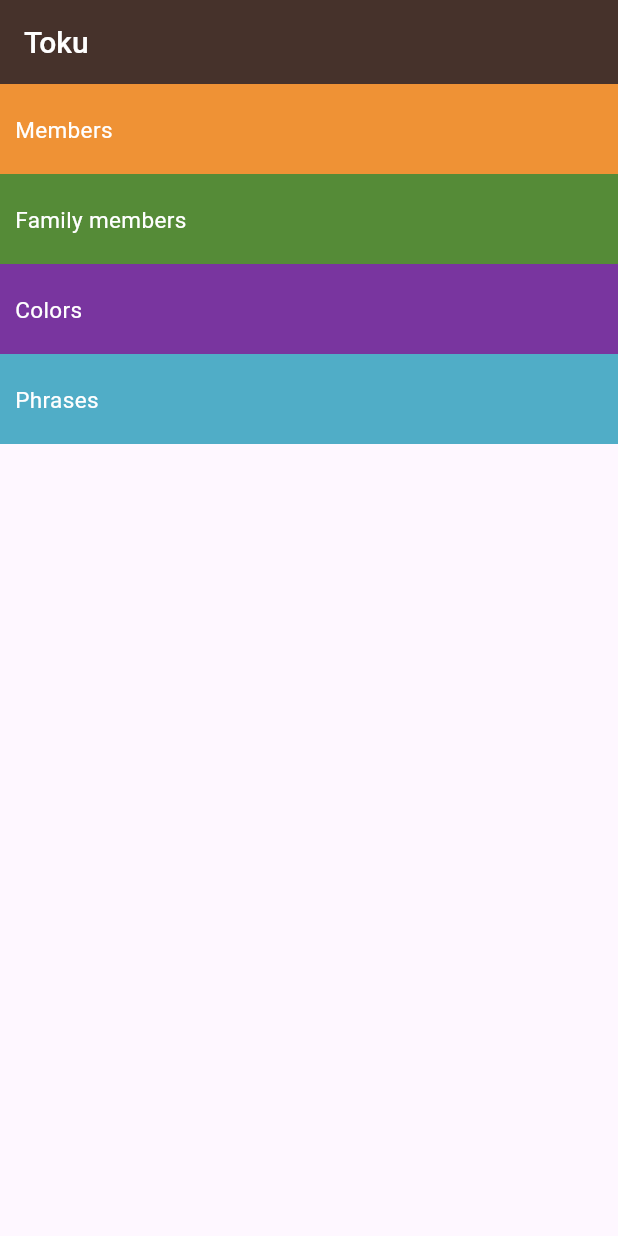
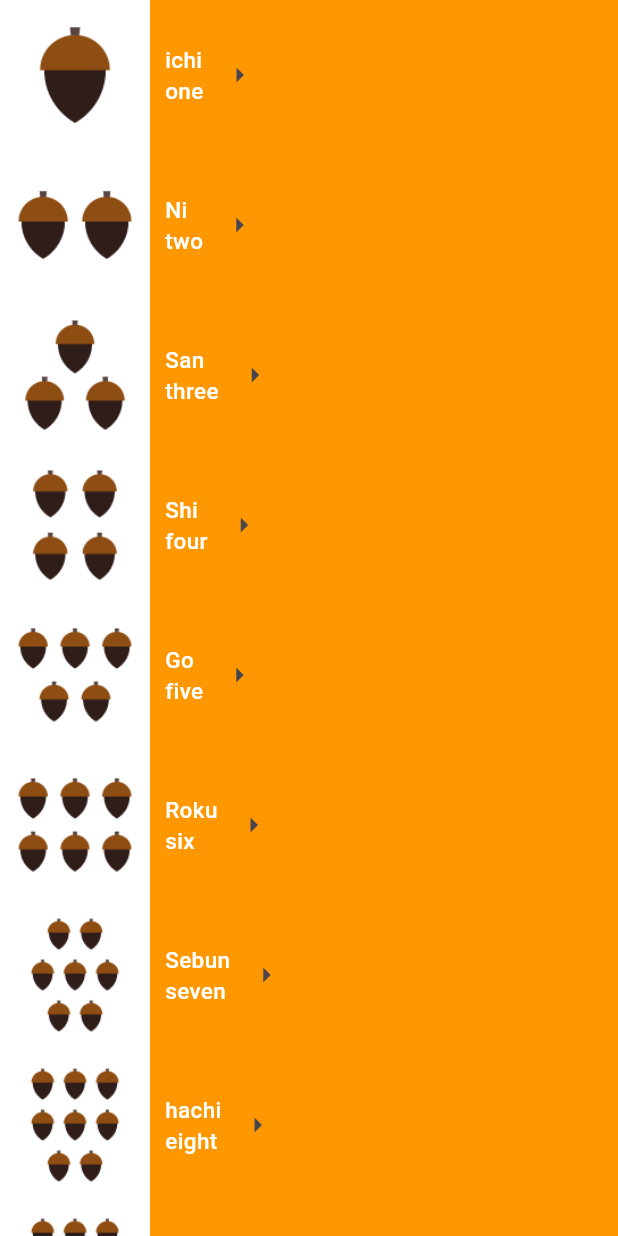
Before and after one commit to KerolosNabi7/toku_app, a Flutter app: the screen it shows after launch, on a phone screen of 412 x 824 dp. Run offline on Flutter 3.47's test engine with Material 3 defaults, Android fonts, the phone set to English and light mode, and no system bars.

Commit message:
done NumberView

```diff
--- a/lib/main.dart
+++ b/lib/main.dart
@@ -1,5 +1,6 @@
 import 'package:flutter/material.dart';
 import 'package:toku_app/views/home_view.dart';
+import 'package:toku_app/views/numbers_view.dart';
 
 void main() {
   runApp(const TokuApp());
@@ -12,7 +13,7 @@ class TokuApp extends StatelessWidget {
   @override
   Widget build(BuildContext context) {
     return MaterialApp(
-      home: HomeView(),
+      home: NumbersView(),
     );
   }
 }
--- a/lib/models/item_model.dart
+++ b/lib/models/item_model.dart
@@ -1,10 +1,8 @@
-//import 'package:flutter/material.dart';
 class ItemModel {
 
-  // final String image;
-  // final String eText;
-  final String jText;
-  ItemModel({required this.jText});
+   final String image;
+   final String eText;
+   final String jText;
+   final String sound;
+  ItemModel({required this.image,required this.eText,required this.jText,required this.sound});
 }
-
-//required this.image,required this.eText,
--- a/lib/views/numbers_view.dart
+++ b/lib/views/numbers_view.dart
@@ -1,27 +1,85 @@
-// import 'package:flutter/material.dart';
-// import 'package:toku_app/models/item_model.dart';
-// import 'package:toku_app/widgets/item_widget.dart';
+import 'package:flutter/material.dart';
+import 'package:toku_app/models/item_model.dart';
+import 'package:toku_app/widgets/item_widget.dart';
 
-// class NumbersView extends StatelessWidget {
-//    NumbersView({super.key});
-//   List<ItemModel> item_model =[
-//     ItemModel(jText: "fkdlfdkf"),
-//      ItemModel(jText: "fkdlfdkf"),
-//       ItemModel(jText: "fkdlfdkf"),
-//   ];
-//   ItemModel item_model1 = ItemModel(jText: "dfdffd");
-//   ItemModel item_model2 = ItemModel(jText: "dfdffdhgfdfghj");
-//   @override
-//   Widget build(BuildContext context) {
-//     return Scaffold(
-//       body: Column(
-//         children: [
-//           ListView.builder(itemBuilder: item_model.length)
-//           ItemWidget(itemModel: item_model[0]),
-//           ItemWidget(itemModel: item_model[1]),
-//           ItemWidget(itemModel: item_model[2]),
-//         ],
-//       )
-//     );
-//   }
-// }
+// ignore: must_be_immutable
+class NumbersView extends StatelessWidget {
+  NumbersView({super.key});
+
+  List<ItemModel> itemModel = [
+     ItemModel(
+      sound: 'sounds/numbers/number_one_sound.mp3',
+      jText: 'ichi',
+      eText: 'one',
+      image: 'assets/images/numbers/number_one.png',
+    ),
+    ItemModel(
+      sound: 'sounds/numbers/number_two_sound.mp3',
+      jText: 'Ni',
+      eText: 'two',
+      image: 'assets/images/numbers/number_two.png',
+    ),
+    ItemModel(
+      sound: 'sounds/numbers/number_one_sound.mp3',
+      jText: 'San',
+      eText: 'three',
+      image: 'assets/images/numbers/number_three.png',
+    ),
+    ItemModel(
+      sound: 'sounds/numbers/number_one_sound.mp3',
+      jText: 'Shi',
+      eText: 'four',
+      image: 'assets/images/numbers/number_four.png',
+    ),
+    ItemModel(
+      sound: 'sounds/numbers/number_one_sound.mp3',
+      jText: 'Go',
+      eText: 'five',
+      image: 'assets/images/numbers/number_five.png',
+    ),
+    ItemModel(
+      sound: 'sounds/numbers/number_one_sound.mp3',
+      jText: 'Roku',
+      eText: 'six',
+      image: 'assets/images/numbers/number_six.png',
+    ),
+    ItemModel(
+      sound: 'sounds/numbers/number_one_sound.mp3',
+      jText: 'Sebun',
+      eText: 'seven',
+      image: 'assets/images/numbers/number_seven.png',
+    ),
+    ItemModel(
+      sound: 'sounds/numbers/number_one_sound.mp3',
+      jText: 'hachi',
+      eText: 'eight',
+      image: 'assets/images/numbers/number_eight.png',
+    ),
+    ItemModel(
+      sound: 'sounds/numbers/number_one_sound.mp3',
+      jText: 'Kyū',
+      eText: 'nine',
+      image: 'assets/images/numbers/number_nine.png',
+    ),
+    ItemModel(
+      sound: 'sounds/numbers/number_one_sound.mp3',
+      jText: 'Jū',
+      eText: 'ten',
+      image: 'assets/images/numbers/number_ten.png',
+    ),
+  ];
+
+  @override
+  Widget build(BuildContext context) {
+    return Scaffold(
+      backgroundColor:  Colors.orange,
+        body: SingleChildScrollView(
+      child: Column(
+        children: [
+          for (int i = 0; i < itemModel.length; i++)
+            ItemWidget(itemModel: itemModel[i]),
+        ],
+      ),
+    ));
+  }
+}
--- a/lib/widgets/item_widget.dart
+++ b/lib/widgets/item_widget.dart
@@ -7,15 +7,34 @@ class ItemWidget extends StatelessWidget {
   ItemModel itemModel;
   @override
   Widget build(BuildContext context) {
-    return  Container(
-      height: 40,
+    return Container(
+      height: 100,
       width: double.infinity,
-      color: Colors.amber,
+      // color: Colors.amber,
       child: Row(
         children: [
-          // Text(itemModel.eText),
-          // Image.asset(itemModel.image),
-              Text(itemModel.jText),
+          Container(
+            child: Image.asset(
+              itemModel.image,
+              height: 100,
+            ),
+            color: Colors.white,
+          ),
+          Padding(
+            padding: const EdgeInsets.only(left: 10),
+            child: Text(
+              '${itemModel.jText}\n${itemModel.eText}',
+              style: const TextStyle(
+                  fontSize: 15, fontWeight: FontWeight.w500, color: Colors.white),
+            ),
+          ),
+          Padding(
+            padding: const EdgeInsets.only(right: 50),
+            child: IconButton(
+              onPressed: () {},
+              icon: const Icon(Icons.arrow_right),
+            ),
+          ),
         ],
       ),
     );
--- a/pubspec.yaml
+++ b/pubspec.yaml
@@ -59,8 +59,8 @@ flutter:
   uses-material-design: true
 
   # To add assets to your application, add an assets section, like this:
-  # assets:
-  #   - images/a_dot_burr.jpeg
+  assets:
+    - assets/images/numbers/
   #   - images/a_dot_ham.jpeg
 
   # An image asset can refer to one or more resolution-specific "variants", see
```
